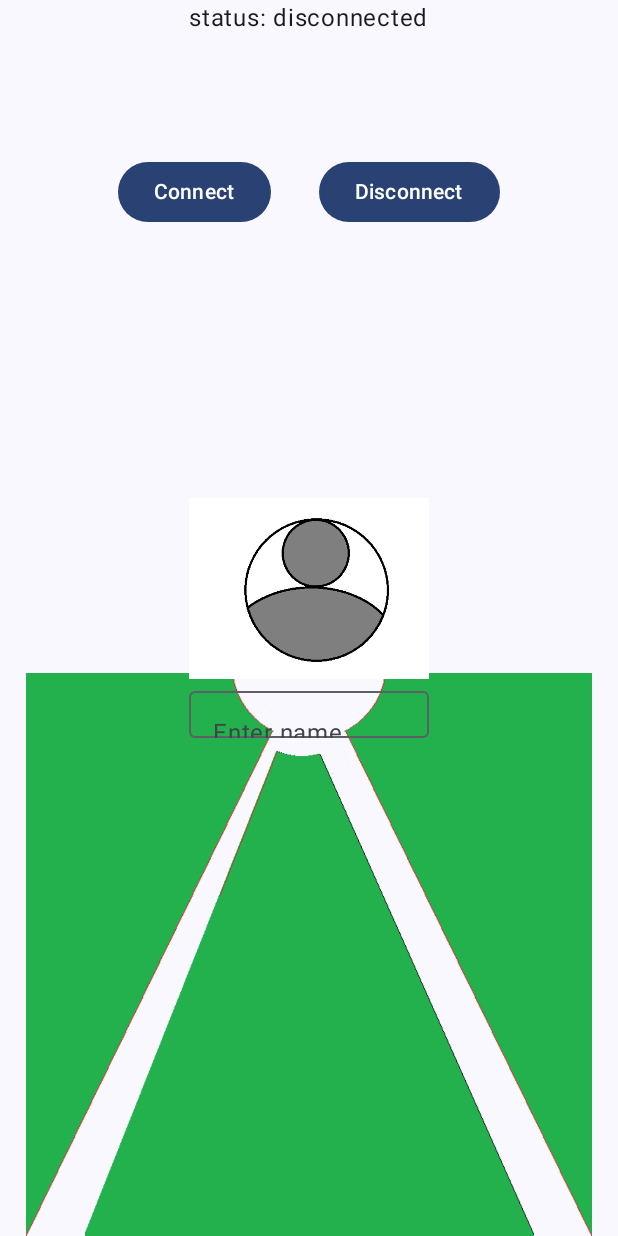
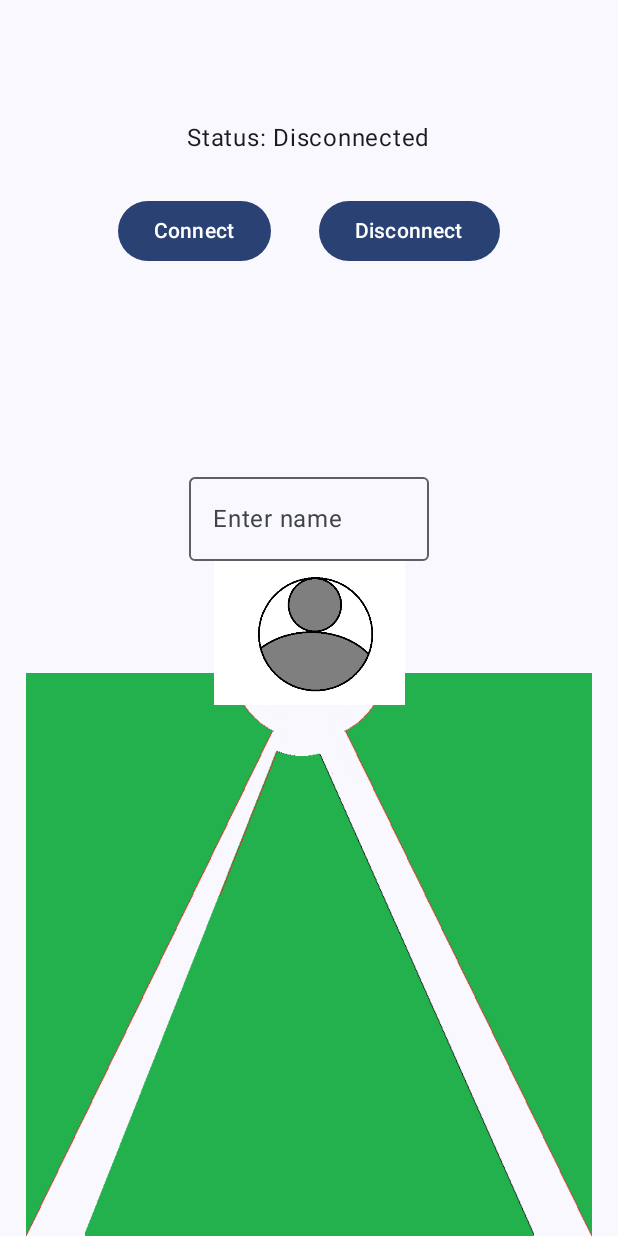
Before and after one commit to caslam/Blind-Spot-Detector, an Android app built with Jetpack Compose: the screen it shows after launch (MainActivity), after a tap on "Disconnect", on a phone screen of 412 x 824 dp. Run offline under Robolectric (Android 15) with nearby library versions, the phone set to English and light mode, and no system bars.

Commit message:
make textbox visible

```diff
--- a/BluetoothApp/app/src/main/java/com/example/bluetoothapp/MainActivity.kt
+++ b/BluetoothApp/app/src/main/java/com/example/bluetoothapp/MainActivity.kt
@@ -98,7 +98,7 @@ class MainActivity : ComponentActivity(), SensorEventListener {
             BluetoothAppTheme {
                 var count : MutableState<Int> = rememberSaveable { mutableIntStateOf(0) }
                 var lidarData : MutableState<IntArray> = rememberSaveable { mutableStateOf(intArrayOf(0,0,0)) }
-                var bluetoothStatus : MutableState<String> = rememberSaveable { mutableStateOf("disconnected") }
+                var bluetoothStatus : MutableState<String> = rememberSaveable { mutableStateOf("Disconnected") }
                 val handler = object : Handler(Looper.getMainLooper()) {
                     override fun handleMessage(msg: Message) {
                         when (msg.what) {
@@ -155,7 +155,7 @@ class MainActivity : ComponentActivity(), SensorEventListener {
                                             "Connected to HC-06",
                                             Toast.LENGTH_SHORT
                                         ).show()
-                                        bluetoothStatus.value = "connected to HC-06"
+                                        bluetoothStatus.value = "Connected to HC-06"
                                     }
                                 }
                             } catch (e: IOException) {
@@ -205,12 +205,12 @@ class MainActivity : ComponentActivity(), SensorEventListener {
                 ) {
                     Column(horizontalAlignment = Alignment.CenterHorizontally,
                         verticalArrangement = Arrangement.Top,
-                        modifier = Modifier) {
-                        Text("status: ${bluetoothStatus.value}")
+                        modifier = Modifier.padding(vertical = 80.dp)) {
+                        Text("Status: ${bluetoothStatus.value}")
                         Row (horizontalArrangement = Arrangement.Center,
                             verticalAlignment = Alignment.Top,
                             modifier = Modifier.fillMaxWidth()
-                                .padding(vertical = 64.dp)) {
+                                .padding(vertical = 10.dp)) {
                             Button (onClick = {
                                 println("Connect clicked")
                                 Log.d("app_log","connect clicked")
@@ -224,7 +224,7 @@ class MainActivity : ComponentActivity(), SensorEventListener {
                                 println("Disconnect clicked")
                                 Log.d("app_log","disconnect clicked")
                                 Toast.makeText(this@MainActivity, "Disconnected", Toast.LENGTH_SHORT).show()
-                                bluetoothStatus.value = "disconnected"
+                                bluetoothStatus.value = "Disconnected"
                                 handler.removeCallbacks(sendDataRunnable)
                                 bluetoothSocket?.close()
                                 connected = false
@@ -322,13 +322,19 @@ fun UserName(modifier: Modifier = Modifier) {
         .size(200.dp)
         .padding(20.dp)
 //        .border(BorderStroke(1.dp, Color.Black))
-    Row(horizontalArrangement = Arrangement.Center, verticalAlignment = Alignment.CenterVertically) {
+    Row(horizontalArrangement = Arrangement.Center, verticalAlignment = Alignment.Top,
+        modifier = Modifier.padding(vertical = 290.dp)) {
         Column(
             modifier = imageModifier,
-            verticalArrangement = Arrangement.Center,
+            verticalArrangement = Arrangement.Top,
             horizontalAlignment = Alignment.CenterHorizontally
         ) {
             var username by remember { mutableStateOf("") }
+            OutlinedTextField(
+                value = username,
+                onValueChange = { username = it },
+                label = { Text("Enter name") }
+            )
             if (username == "david") {
                 Image(
                     painter = painterResource(id = R.drawable.david_pfp),
@@ -355,11 +361,6 @@ fun UserName(modifier: Modifier = Modifier) {
                     contentDescription = null
                 )
             }
-            OutlinedTextField(
-                value = username,
-                onValueChange = { username = it },
-                label = { Text("Enter name") }
-            )
         }
     }
 }
```
